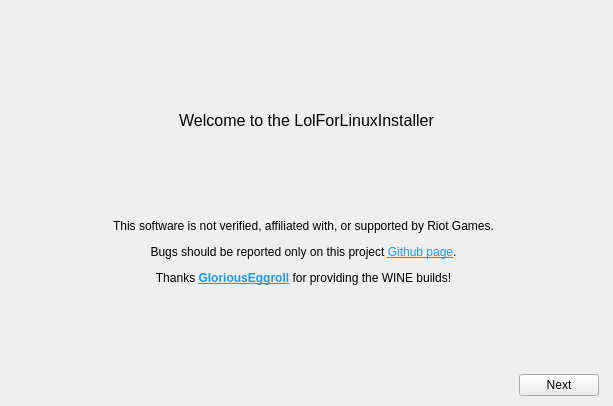
Qt form src/installer.ui (polkaulfield/lol-for-linux-installer) before a commit.
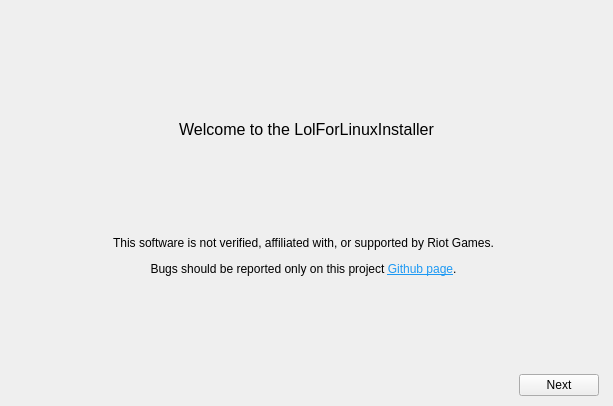
The same form after that commit. The open tabs and pages were chosen to show the change. Icons and pictures are not drawn.

Diff of the .ui file:
```diff
--- a/src/installer.ui
+++ b/src/installer.ui
@@ -148,7 +148,7 @@
                 <enum>QFrame::Plain</enum>
                </property>
                <property name="text">
-                <string>&lt;html&gt;&lt;head/&gt;&lt;body&gt;&lt;p align=&quot;center&quot;&gt;This software is not verified, affiliated with, or supported by Riot Games.&lt;/p&gt;&lt;p align=&quot;center&quot;&gt;Bugs should be reported only on this project &lt;a href=&quot;https://github.com/kassindornelles/lol-for-linux-installer/issues&quot;&gt;&lt;span style=&quot; text-decoration: underline; color:#1d99f3;&quot;&gt;Github page&lt;/span&gt;&lt;/a&gt;.&lt;/p&gt;&lt;p align=&quot;center&quot;&gt;Thanks &lt;a href=&quot;https://github.com/gloriouseggroll&quot;&gt;&lt;span style=&quot; font-weight:704; text-decoration: underline; color:#1d99f3;&quot;&gt;GloriousEggroll&lt;/span&gt;&lt;/a&gt; for providing the WINE builds!&lt;/p&gt;&lt;/body&gt;&lt;/html&gt;</string>
+                <string>&lt;html&gt;&lt;head/&gt;&lt;body&gt;&lt;p align=&quot;center&quot;&gt;This software is not verified, affiliated with, or supported by Riot Games.&lt;/p&gt;&lt;p align=&quot;center&quot;&gt;Bugs should be reported only on this project &lt;a href=&quot;https://github.com/kassindornelles/lol-for-linux-installer/issues&quot;&gt;&lt;span style=&quot; text-decoration: underline; color:#1d99f3;&quot;&gt;Github page&lt;/span&gt;&lt;/a&gt;.&lt;/p&gt;&lt;/body&gt;&lt;/html&gt;</string>
                </property>
                <property name="textFormat">
                 <enum>Qt::AutoText</enum>
```
Left out of the diff: 2 changed lines with no effect on the pictures.
